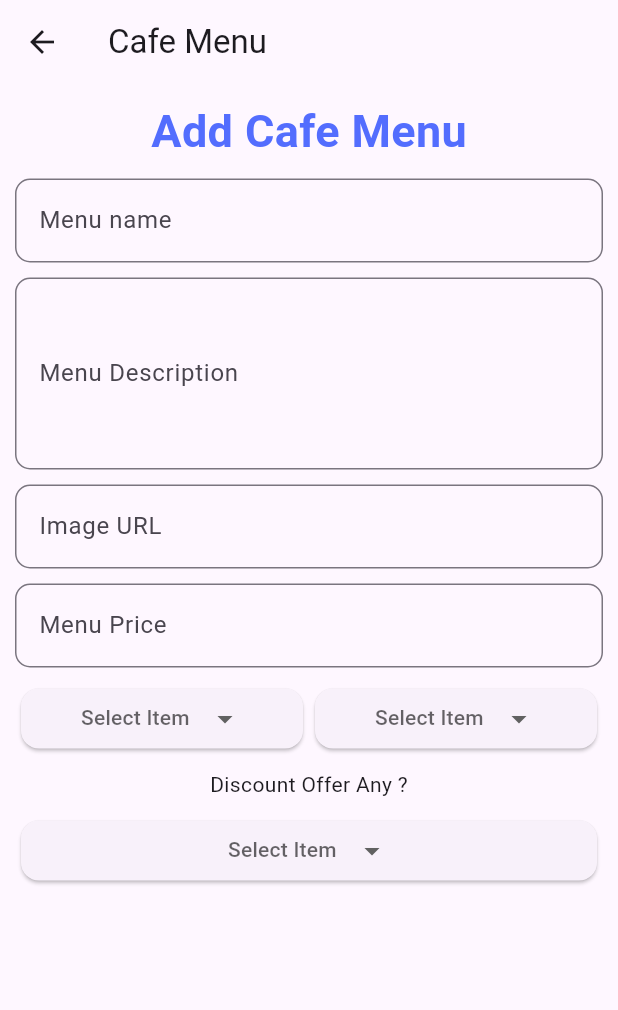
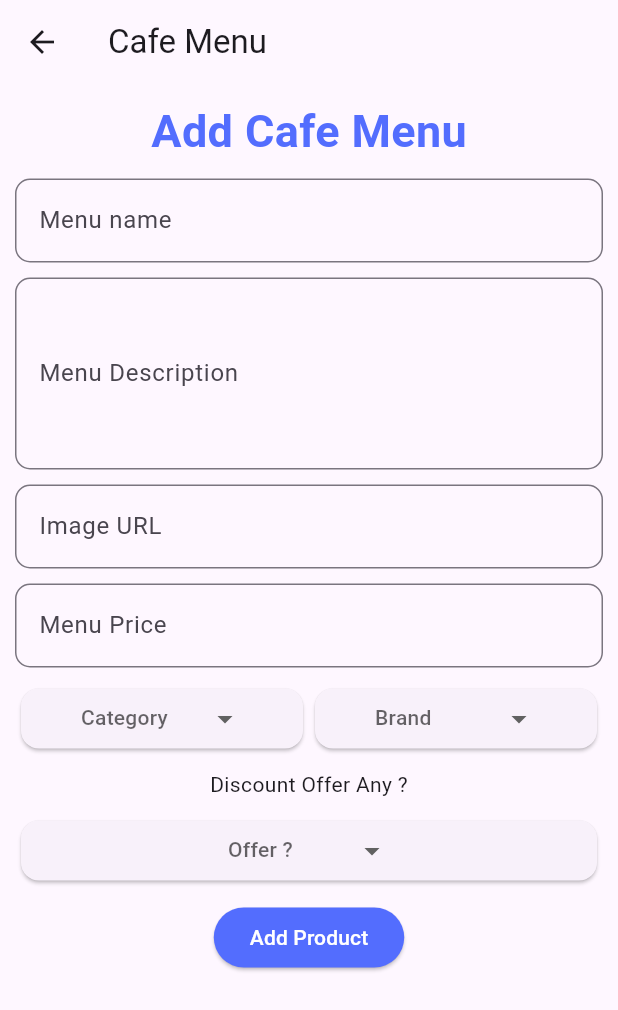
Before and after one commit to sagar816/cafe_admin_01, a Flutter app: the HomePage screen opened directly, after a tap on the "add" icon, on a phone screen of 412 x 824 dp. Shown: the top 1010 px of the screen. Run offline on Flutter 3.47's test engine with Material 3 defaults, Android fonts, the phone set to English and light mode, and no system bars; drawn by our look-alikes of dropdown_button2; our stand-ins replace firebase_core, get; accounts and stored records are empty.

Commit message:
second commit

```diff
--- /dev/null
+++ b/lib/controller/home_controller.dart
@@ -0,0 +1,17 @@
+import 'package:get/get.dart';
+
+class HomeController extends GetxController {
+  // String test = "test String";
+
+  @override
+  void onInit() {
+    // TODO: implement onInit
+    super.onInit();
+  }
+
+  // testMethod() {
+  //   print(test);
+  // }
+
+
+}
--- a/lib/pages/add_product_page.dart
+++ b/lib/pages/add_product_page.dart
@@ -1,12 +1,18 @@
+import 'package:cafe_admin_01/controller/home_controller.dart';
 import 'package:cafe_admin_01/widgets/drop_down_btn.dart';
 import 'package:dropdown_button2/dropdown_button2.dart';
 import 'package:flutter/material.dart';
+import 'package:get/get.dart';
 
 class AddProductPage extends StatelessWidget {
   const AddProductPage({super.key});
 
   @override
   Widget build(BuildContext context) {
+    return GetBuilder<HomeController>(
+        init: HomeController(),
+        initState: (_) {},
+        builder: (ctrl) {
           return Scaffold(
             appBar: AppBar(
               title: Text('Cafe Menu'),
@@ -18,70 +24,87 @@ class AddProductPage extends StatelessWidget {
                 child: Column(
                   crossAxisAlignment: CrossAxisAlignment.center,
                   children: [
-              const Text(
-                'Add Cafe Menu',
+                    const Text('Add Cafe Menu',
                         style: TextStyle(
                             fontSize: 30,
                             color: Colors.indigoAccent,
-                    fontWeight: FontWeight.bold)
+                            fontWeight: FontWeight.bold)),
+                    SizedBox(height: 10),
+                    TextField(
+                      decoration: InputDecoration(
+                          border: OutlineInputBorder(
+                              borderRadius: BorderRadius.circular(10)),
+                          label: Text("Menu name"),
+                          hintText: 'Enter your Menu Name'),
                     ),
                     SizedBox(height: 10),
                     TextField(
                       decoration: InputDecoration(
                           border: OutlineInputBorder(
-                        borderRadius: BorderRadius.circular(10)
-                    ),
-                    label: Text("Menu name"),
-                    hintText: 'Enter your Menu Name'
-                ),
-              ),
-               SizedBox(height: 10),
-               TextField(
-                decoration: InputDecoration(
-                    border: OutlineInputBorder(
-                        borderRadius: BorderRadius.circular(10)
-                    ),
+                              borderRadius: BorderRadius.circular(10)),
                           label: Text("Menu Description"),
-                    hintText: 'Enter your Menu Description'
-                ),
+                          hintText: 'Enter your Menu Description'),
                       maxLines: 4,
                     ),
                     SizedBox(height: 10),
                     TextField(
                       decoration: InputDecoration(
                           border: OutlineInputBorder(
-                        borderRadius: BorderRadius.circular(10)
-                    ),
+                              borderRadius: BorderRadius.circular(10)),
                           label: Text("Image URL"),
-                    hintText: 'Enter your Image URL'
-                ),
-
+                          hintText: 'Enter your Image URL'),
                     ),
                     SizedBox(height: 10),
                     TextField(
                       decoration: InputDecoration(
                           border: OutlineInputBorder(
-                        borderRadius: BorderRadius.circular(10)
-                    ),
+                              borderRadius: BorderRadius.circular(10)),
                           label: Text("Menu Price"),
-                    hintText: 'Enter your Menu Price'
-                ),
+                          hintText: 'Enter your Menu Price'),
                     ),
                     SizedBox(height: 10),
                     Row(
                       children: [
-                  Flexible(child: DropDownBtn(items: ['Cate1', 'Cate2', 'Cate3'])),
-                  Flexible(child: DropDownBtn(items: ['Brand1', 'Brand2', 'Brand3'],)),
+                        Flexible(
+                            child: DropDownBtn(
+                          items: ['Cate1', 'Cate2', 'Cate3'],
+                          selectedItemText: 'Category',
+                          onSelected: (selectedValue) {
+                            print(selectedValue);
+                          },
+                        )),
+                        Flexible(
+                            child: DropDownBtn(
+                          items: ['Brand1', 'Brand2', 'Brand3'],
+                          selectedItemText: 'Brand',
+                          onSelected: (selectedValue) {
+                            print(selectedValue);
+                          },
+                        )),
                       ],
                     ),
                     SizedBox(height: 10),
                     Text("Discount Offer Any ?"),
                     SizedBox(height: 10),
-              DropDownBtn(items: ['true', 'false'],)
+                    DropDownBtn(
+                      items: ['true', 'false'],
+                      selectedItemText: 'Offer ?',
+                      onSelected: (selectedValue) {
+                        print(selectedValue);
+                      },
+                    ),
+                    SizedBox(height: 10),
+                    ElevatedButton(
+                        style: ElevatedButton.styleFrom(
+                            backgroundColor: Colors.indigoAccent,
+                            foregroundColor: Colors.white),
+                        onPressed: () {},
+                        child: Text("Add Product"))
                   ],
                 ),
               ),
             ),
           );
+        });
   }
 }
--- a/lib/pages/home_page.dart
+++ b/lib/pages/home_page.dart
@@ -1,12 +1,17 @@
+import 'package:cafe_admin_01/controller/home_controller.dart';
 import 'package:cafe_admin_01/pages/add_product_page.dart';
 import 'package:flutter/material.dart';
-import 'package:get/route_manager.dart';
+import 'package:get/get.dart';
 
 class HomePage extends StatelessWidget {
   const HomePage({super.key});
 
   @override
   Widget build(BuildContext context) {
+    return GetBuilder<HomeController>(
+        init: HomeController(),
+        initState: (_) {},
+        builder: (ctrl) {
           return Scaffold(
             appBar: AppBar(
               title: Text('CafeApp Admin'),
@@ -20,7 +25,9 @@ class HomePage extends StatelessWidget {
                   trailing: IconButton(
                     icon: Icon(Icons.delete),
                     onPressed: () {
-                print("delete pressed");
+                      // ctrl.testMethod();
+                      // ctrl.test;QD
+                      // print("delete pressed");
                     },
                   ),
                 );
@@ -34,5 +41,6 @@ class HomePage extends StatelessWidget {
               child: Icon(Icons.add),
             ),
           );
+        });
   }
 }
--- a/lib/widgets/drop_down_btn.dart
+++ b/lib/widgets/drop_down_btn.dart
@@ -5,7 +5,13 @@ String? SelectedValue;
 
 class DropDownBtn extends StatelessWidget {
   final List<String> items;
-  const DropDownBtn({super.key, required this.items});
+  final String selectedItemText;
+  final Function(String?) onSelected;
+  const DropDownBtn(
+      {super.key,
+      required this.items,
+      required this.selectedItemText,
+      required this.onSelected});
 
   @override
   Widget build(BuildContext context) {
@@ -15,7 +21,7 @@ class DropDownBtn extends StatelessWidget {
           child: DropdownButton2<String>(
             isExpanded: true,
             hint: Text(
-              'Select Item',
+              selectedItemText,
               style: TextStyle(
                 fontSize: 14,
                 color: Theme.of(context).hintColor,
@@ -33,7 +39,10 @@ class DropDownBtn extends StatelessWidget {
                     ))
                 .toList(),
             value: SelectedValue,
-            onChanged: (String? value) {},
+            onChanged: (String? value) {
+              onSelected(value);
+              // print(value);
+            },
             buttonStyleData: const ButtonStyleData(
               padding: EdgeInsets.symmetric(horizontal: 16),
               height: 40,
```
Also changed, not shown: lib/main.dart (+9 -2 lines), lib/firebase_options.dart (added). Lines whose indentation alone changed are shown as unchanged.
